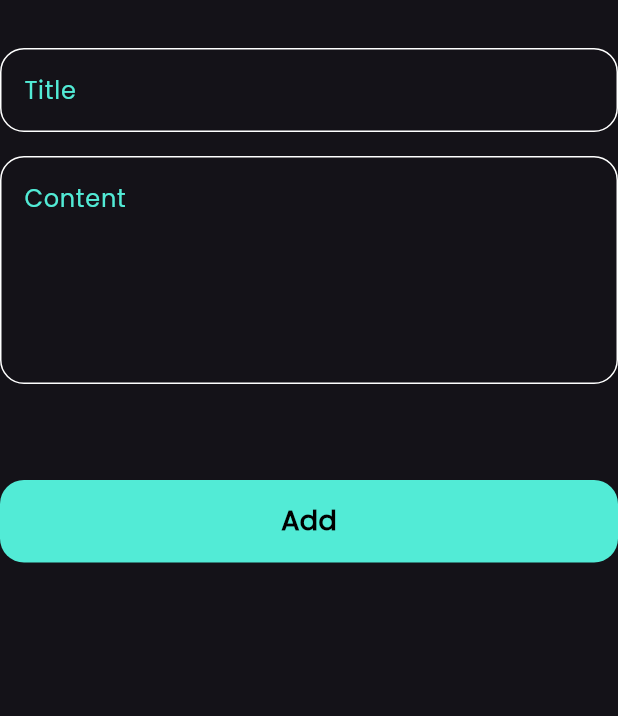
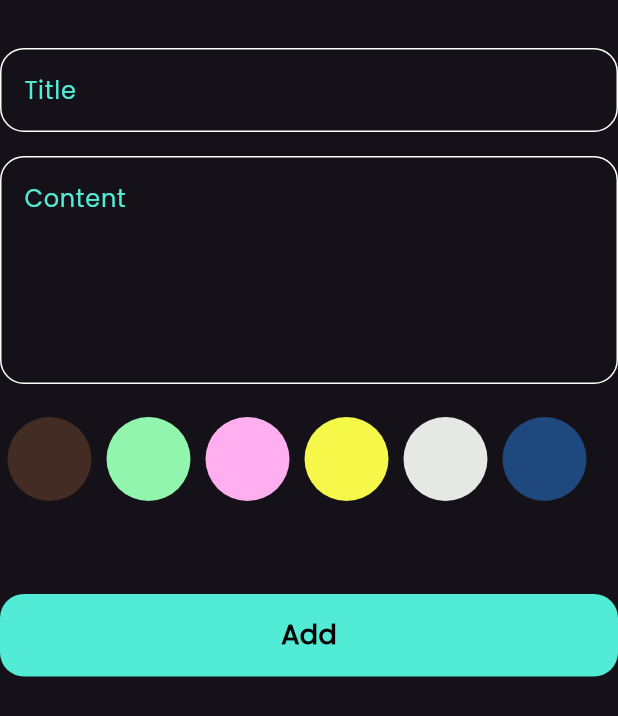
Before and after one commit to ahmedgamalz/notes-app, a Flutter app: the AddNoteForm widget shown alone on an empty page, opened directly, on a phone screen of 412 x 824 dp. Shown: the top 716 px of the screen. Run offline on Flutter 3.47's test engine with Material 3 defaults, Android fonts, the phone set to English and light mode, and no system bars; our stand-ins replace bloc, flutter_bloc, hive, hive_flutter; accounts and stored records are empty.

Commit message:
finish colors list

```diff
--- a/lib/views/widgets/add_note_form.dart
+++ b/lib/views/widgets/add_note_form.dart
@@ -3,6 +3,7 @@ import 'package:flutter_bloc/flutter_bloc.dart';
 import 'package:intl/intl.dart';
 import 'package:notes_app/cubits/add_notes_cubit/add_notes_cubit.dart';
 import 'package:notes_app/models/note_model.dart';
+import 'package:notes_app/views/widgets/color_list_view.dart';
 import 'package:notes_app/views/widgets/custom_button.dart';
 import 'package:notes_app/views/widgets/custom_textField.dart';
 
@@ -44,7 +45,11 @@ class _AddNoteFormState extends State<AddNoteForm> {
             maxlines: 5,
           ),
           const SizedBox(
-            height: 64,
+            height: 20,
+          ),
+          const ColorListView(),
+          const SizedBox(
+            height: 60,
           ),
           BlocBuilder<AddNotesCubit, AddNotesState>(
             builder: (context, state) {
--- /dev/null
+++ b/lib/views/widgets/color_list_view.dart
@@ -0,0 +1,63 @@
+import 'package:flutter/material.dart';
+
+class ColorItem extends StatelessWidget {
+  const ColorItem({super.key, required this.isSelected, required this.color});
+  final bool isSelected;
+  final Color color;
+  @override
+  Widget build(BuildContext context) {
+    return isSelected
+        ? CircleAvatar(
+            radius: 30,
+            backgroundColor: color.withOpacity(0.2),
+          )
+        : CircleAvatar(
+            radius: 30,
+            backgroundColor: color,
+          );
+  }
+}
+
+class ColorListView extends StatefulWidget {
+  const ColorListView({super.key});
+
+  @override
+  State<ColorListView> createState() => _ColorListViewState();
+}
+
+class _ColorListViewState extends State<ColorListView> {
+  int currentIndex = 0;
+  List<Color> colors = [
+    Color(0xffFF934F),
+    Color(0xff91F5AD),
+    Color(0xffFFAFF0),
+    Color(0xffF5F749),
+    Color(0xffE6E8E6),
+    Color(0xff1F487E)
+  ];
+  @override
+  Widget build(BuildContext context) {
+    return SizedBox(
+      height: 60,
+      child: ListView.builder(
+        scrollDirection: Axis.horizontal,
+        itemCount: 6,
+        itemBuilder: (context, index) {
+          return Padding(
+            padding: const EdgeInsets.symmetric(horizontal: 3, vertical: 2),
+            child: GestureDetector(
+              onTap: () {
+                currentIndex = index;
+                setState(() {});
+              },
+              child: ColorItem(
+                color: colors[index],
+                isSelected: currentIndex == index,
+              ),
+            ),
+          );
+        },
+      ),
+    );
+  }
+}
```
